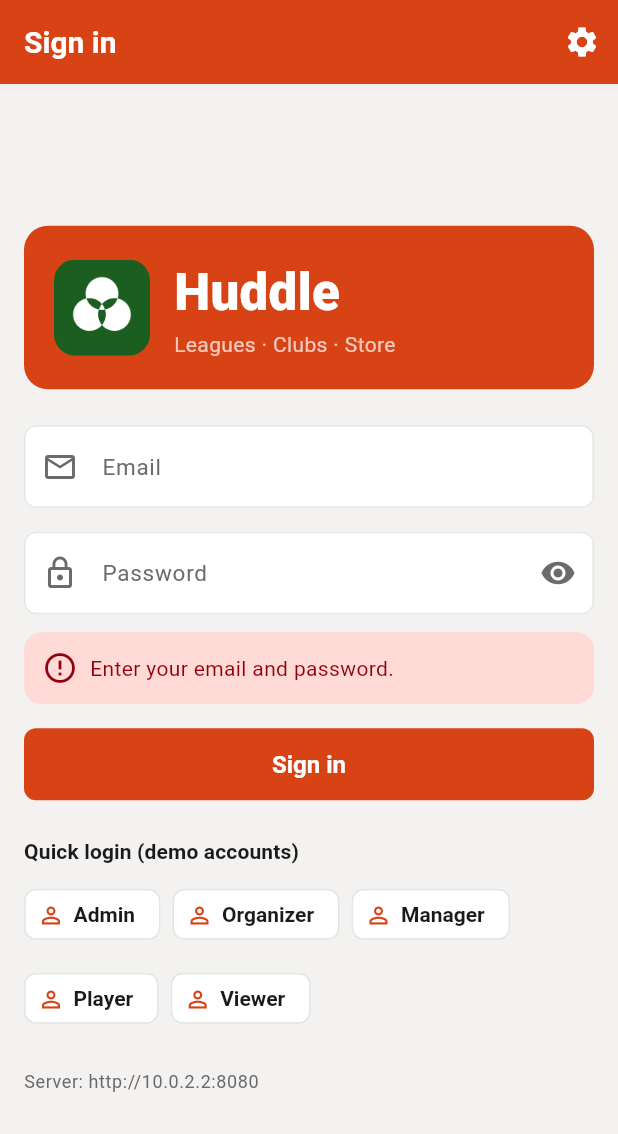
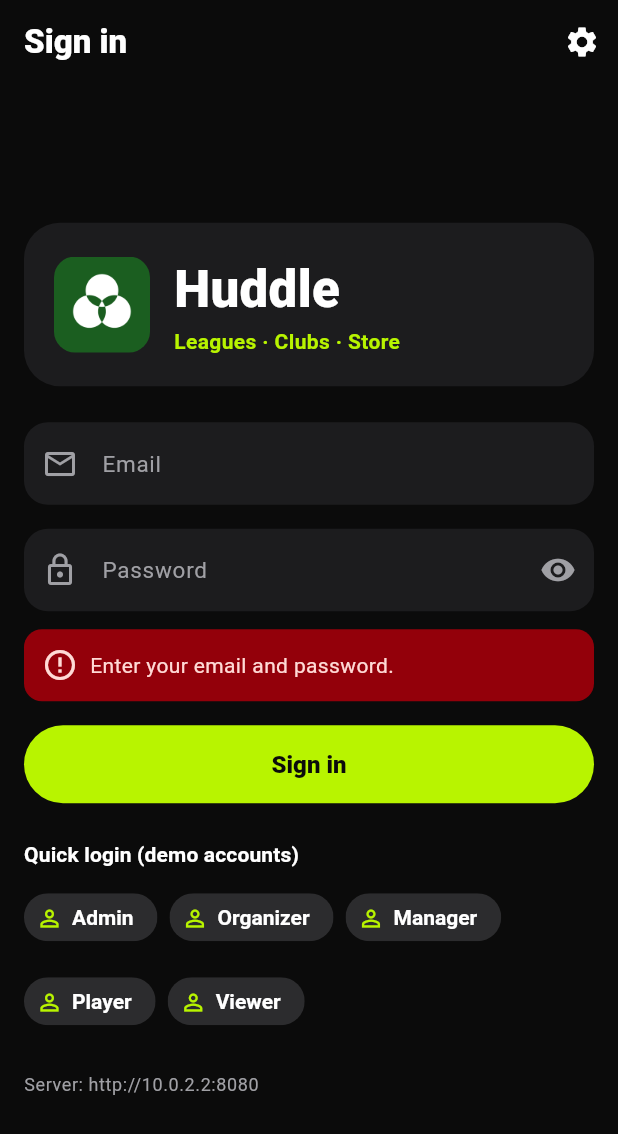
Before and after one commit to muhammadayantoorie-creator/App-Architects, a Flutter app: the screen it shows after launch, after a tap on "Sign in", on a phone screen of 412 x 824 dp. Shown: the top 1134 px of the screen. Run offline on Flutter 3.47's test engine with Material 3 defaults, Android fonts, the phone set to English and light mode, and no system bars; our stand-ins replace connectivity_plus, dio, flutter_secure_storage, open_filex, sqflite; accounts and stored records are empty; network calls fail.

Commit message:
ui: black + lime sports style (Explore headings, lime Live pills, dark cards, pill nav), loading screen on app open, black native launch screen

```diff
--- a/mobile/lib/core/theme.dart
+++ b/mobile/lib/core/theme.dart
@@ -1,111 +1,125 @@
 import 'package:flutter/material.dart';
 
-/// Huddle palette (sports-app style: green header, white cards, dense layout).
+/// Huddle palette: black + lime sports style.
 class AppColors {
-  static const primary = Color(0xFFD84315);
-  static const primaryDark = Color(0xFFBF360C);
-  static const accent = Color(0xFFFFC107);
-  static const live = Color(0xFFE53935);
-  static const bg = Color(0xFFF4F2F1);
-  static const card = Color(0xFFFFFFFF);
-  static const textMain = Color(0xFF1A1A1A);
-  static const textSub = Color(0xFF6B6B6B);
-  static const divider = Color(0xFFE3E7E5);
-  static const rowAlt = Color(0xFFFBF7F5);
-  static const qualifyBar = Color(0xFF2E7D32);
-  static const eliminatedBar = Color(0xFFE53935);
+  static const primary = Color(0xFFB8F400); // lime
+  static const primaryDark = Color(0xFF8FBF00);
+  static const onPrimary = Color(0xFF0B0B0B);
+  static const header = Color(0xFF1C1C1E); // dark header blocks / cards
+  static const accent = Color(0xFFB8F400);
+  static const live = Color(0xFFFF3B30);
+  static const bg = Color(0xFF0B0B0B);
+  static const card = Color(0xFF1C1C1E);
+  static const chip = Color(0xFF2C2C2E);
+  static const textMain = Color(0xFFFFFFFF);
+  static const textSub = Color(0xFFA0A0A5);
+  static const divider = Color(0xFF2C2C2E);
+  static const rowAlt = Color(0xFF151517);
+  static const qualifyBar = Color(0xFFB8F400);
+  static const eliminatedBar = Color(0xFFFF3B30);
 }
 
-/// The app chrome is always Huddle green; the tenant colour is only used for small accents.
 ThemeData buildTheme(Color tenantSeed, Brightness brightness) {
-  final scheme = ColorScheme.fromSeed(seedColor: AppColors.primary).copyWith(
+  final scheme = ColorScheme.fromSeed(seedColor: AppColors.primary, brightness: Brightness.dark).copyWith(
     primary: AppColors.primary,
-    onPrimary: Colors.white,
-    surface: AppColors.card,
+    onPrimary: AppColors.onPrimary,
+    primaryContainer: AppColors.chip,
+    onPrimaryContainer: AppColors.primary,
+    secondaryContainer: AppColors.chip,
+    onSecondaryContainer: Colors.white,
+    surface: AppColors.bg,
     onSurface: AppColors.textMain,
     onSurfaceVariant: AppColors.textSub,
+    surfaceContainerLow: AppColors.card,
+    surfaceContainer: AppColors.card,
+    outline: const Color(0xFF48484A),
     outlineVariant: AppColors.divider,
     tertiary: tenantSeed,
   );
-  final r8 = BorderRadius.circular(8);
+  final r = BorderRadius.circular(28);
   const text = TextTheme(
-    titleLarge: TextStyle(fontSize: 20, fontWeight: FontWeight.w700, color: AppColors.textMain),
+    headlineSmall: TextStyle(fontSize: 26, fontWeight: FontWeight.w900, color: AppColors.textMain),
+    titleLarge: TextStyle(fontSize: 20, fontWeight: FontWeight.w800, color: AppColors.textMain),
     titleMedium: TextStyle(fontSize: 16, fontWeight: FontWeight.w700, color: AppColors.textMain),
     titleSmall: TextStyle(fontSize: 14, fontWeight: FontWeight.w700, color: AppColors.textMain),
     bodyLarge: TextStyle(fontSize: 15, color: AppColors.textMain),
     bodyMedium: TextStyle(fontSize: 14, color: AppColors.textMain),
     bodySmall: TextStyle(fontSize: 12, color: AppColors.textSub),
-    labelSmall: TextStyle(fontSize: 11, fontWeight: FontWeight.w600, letterSpacing: 0.8),
+    labelLarge: TextStyle(fontSize: 14, fontWeight: FontWeight.w700),
+    labelSmall: TextStyle(fontSize: 11, fontWeight: FontWeight.w700, letterSpacing: 0.8),
   );
   return ThemeData(
     useMaterial3: true,
+    brightness: Brightness.dark,
     colorScheme: scheme,
     fontFamily: 'Roboto',
     textTheme: text,
     scaffoldBackgroundColor: AppColors.bg,
     dividerColor: AppColors.divider,
     appBarTheme: const AppBarTheme(
-      backgroundColor: AppColors.primary,
+      backgroundColor: AppColors.bg,
       foregroundColor: Colors.white,
       elevation: 0,
       scrolledUnderElevation: 0,
       centerTitle: false,
       titleTextStyle:
-          TextStyle(fontFamily: 'Roboto', fontSize: 20, fontWeight: FontWeight.w700, color: Colors.white),
+          TextStyle(fontFamily: 'Roboto', fontSize: 22, fontWeight: FontWeight.w900, color: Colors.white),
       iconTheme: IconThemeData(color: Colors.white),
       actionsIconTheme: IconThemeData(color: Colors.white),
     ),
     cardTheme: CardThemeData(
       color: AppColors.card,
-      elevation: 1,
+      elevation: 0,
       margin: EdgeInsets.zero,
-      shadowColor: Colors.black26,
-      shape: RoundedRectangleBorder(borderRadius: BorderRadius.circular(10)),
+      shape: RoundedRectangleBorder(borderRadius: BorderRadius.circular(22)),
       clipBehavior: Clip.antiAlias,
     ),
     navigationBarTheme: NavigationBarThemeData(
-      backgroundColor: Colors.white,
-      indicatorColor: AppColors.primary.withValues(alpha: 0.12),
-      height: 64,
+      backgroundColor: AppColors.card,
+      indicatorColor: AppColors.primary,
+      indicatorShape: const StadiumBorder(),
+      height: 68,
       labelBehavior: NavigationDestinationLabelBehavior.alwaysShow,
       iconTheme: WidgetStateProperty.resolveWith((s) => IconThemeData(
-          color: s.contains(WidgetState.selected) ? AppColors.primary : AppColors.textSub)),
+          color: s.contains(WidgetState.selected) ? AppColors.onPrimary : AppColors.textSub)),
       labelTextStyle: WidgetStateProperty.resolveWith((s) => TextStyle(
           fontSize: 12,
-          fontWeight: s.contains(WidgetState.selected) ? FontWeight.w700 : FontWeight.w500,
+          fontWeight: s.contains(WidgetState.selected) ? FontWeight.w800 : FontWeight.w500,
           color: s.contains(WidgetState.selected) ? AppColors.primary : AppColors.textSub)),
     ),
     tabBarTheme: const TabBarThemeData(
       labelColor: AppColors.primary,
       unselectedLabelColor: AppColors.textSub,
       indicatorColor: AppColors.primary,
-      indicatorSize: TabBarIndicatorSize.tab,
-      labelStyle: TextStyle(fontWeight: FontWeight.w700),
+      indicatorSize: TabBarIndicatorSize.label,
+      dividerColor: AppColors.divider,
+      labelStyle: TextStyle(fontWeight: FontWeight.w800),
     ),
     filledButtonTheme: FilledButtonThemeData(
       style: FilledButton.styleFrom(
         backgroundColor: AppColors.primary,
-        foregroundColor: Colors.white,
-        minimumSize: const Size(64, 48),
-        shape: RoundedRectangleBorder(borderRadius: r8),
-        textStyle: const TextStyle(fontSize: 16, fontWeight: FontWeight.w700),
+        foregroundColor: AppColors.onPrimary,
+        disabledBackgroundColor: AppColors.chip,
+        minimumSize: const Size(64, 52),
+        shape: RoundedRectangleBorder(borderRadius: r),
+        textStyle: const TextStyle(fontSize: 16, fontWeight: FontWeight.w800),
       ),
     ),
     elevatedButtonTheme: ElevatedButtonThemeData(
       style: ElevatedButton.styleFrom(
         backgroundColor: AppColors.primary,
-        foregroundColor: Colors.white,
-        minimumSize: const Size(64, 48),
-        shape: RoundedRectangleBorder(borderRadius: r8),
-        textStyle: const TextStyle(fontSize: 16, fontWeight: FontWeight.w700),
+        foregroundColor: AppColors.onPrimary,
+        minimumSize: const Size(64, 52),
+        shape: RoundedRectangleBorder(borderRadius: r),
       ),
     ),
     outlinedButtonTheme: OutlinedButtonThemeData(
       style: OutlinedButton.styleFrom(
-        foregroundColor: AppColors.primary,
+        foregroundColor: Colors.white,
+        backgroundColor: AppColors.chip,
         minimumSize: const Size(64, 48),
-        side: const BorderSide(color: AppColors.primary, width: 1.5),
-        shape: RoundedRectangleBorder(borderRadius: r8),
+        side: BorderSide.none,
+        shape: RoundedRectangleBorder(borderRadius: r),
         textStyle: const TextStyle(fontWeight: FontWeight.w700),
       ),
     ),
@@ -114,40 +128,44 @@ ThemeData buildTheme(Color tenantSeed, Brightness brightness) {
     ),
     inputDecorationTheme: InputDecorationTheme(
       filled: true,
-      fillColor: Colors.white,
-      border: OutlineInputBorder(borderRadius: r8),
-      enabledBorder: OutlineInputBorder(
-          borderRadius: r8, borderSide: const BorderSide(color: AppColors.divider)),
+      fillColor: AppColors.card,
+      labelStyle: const TextStyle(color: AppColors.textSub),
+      border: OutlineInputBorder(borderRadius: BorderRadius.circular(16), borderSide: BorderSide.none),
+      enabledBorder:
+          OutlineInputBorder(borderRadius: BorderRadius.circular(16), borderSide: BorderSide.none),
       focusedBorder: OutlineInputBorder(
-          borderRadius: r8, borderSide: const BorderSide(color: AppColors.primary, width: 2)),
+          borderRadius: BorderRadius.circular(16),
+          borderSide: const BorderSide(color: AppColors.primary, width: 2)),
     ),
     chipTheme: ChipThemeData(
-      backgroundColor: Colors.white,
+      backgroundColor: AppColors.chip,
       selectedColor: AppColors.primary,
-      checkmarkColor: Colors.white,
-      side: const BorderSide(color: AppColors.divider),
-      labelStyle: const TextStyle(color: AppColors.textMain, fontWeight: FontWeight.w600),
-      secondaryLabelStyle: const TextStyle(color: Colors.white, fontWeight: FontWeight.w700),
+      checkmarkColor: AppColors.onPrimary,
+      side: BorderSide.none,
+      shape: const StadiumBorder(),
+      labelStyle: const TextStyle(color: Colors.white, fontWeight: FontWeight.w600),
+      secondaryLabelStyle: const TextStyle(color: AppColors.onPrimary, fontWeight: FontWeight.w800),
     ),
     segmentedButtonTheme: SegmentedButtonThemeData(
       style: ButtonStyle(
         backgroundColor: WidgetStateProperty.resolveWith(
-            (s) => s.contains(WidgetState.selected) ? AppColors.primary : Colors.white),
+            (s) => s.contains(WidgetState.selected) ? AppColors.primary : AppColors.chip),
         foregroundColor: WidgetStateProperty.resolveWith(
-            (s) => s.contains(WidgetState.selected) ? Colors.white : AppColors.textMain),
+            (s) => s.contains(WidgetState.selected) ? AppColors.onPrimary : Colors.white),
       ),
     ),
     floatingActionButtonTheme: const FloatingActionButtonThemeData(
       backgroundColor: AppColors.primary,
-      foregroundColor: Colors.white,
+      foregroundColor: AppColors.onPrimary,
+      shape: StadiumBorder(),
     ),
+    progressIndicatorTheme: const ProgressIndicatorThemeData(color: AppColors.primary),
     snackBarTheme: const SnackBarThemeData(
       behavior: SnackBarBehavior.floating,
-      backgroundColor: Color(0xFF263238),
+      backgroundColor: AppColors.chip,
       contentTextStyle: TextStyle(color: Colors.white),
     ),
   );
 }
 
-/// Accent for "clinched" rows (always paired with a text label).
 const clinchedColor = AppColors.qualifyBar;
--- a/mobile/lib/main.dart
+++ b/mobile/lib/main.dart
@@ -6,17 +6,23 @@ import 'core/theme.dart';
 import 'data/app_state.dart';
 import 'data/cart.dart';
 import 'ui/screens/login.dart';
+import 'ui/screens/splash.dart';
 import 'ui/shell.dart';
 
 Future<void> main() async {
   WidgetsFlutterBinding.ensureInitialized();
+  // Loading screen first, while local storage, the saved session and connectivity initialise.
+  runApp(const SplashApp());
+  final started = DateTime.now();
   final state = AppState();
   try {
     await state.init();
   } catch (e, st) {
-    // Never block the first frame: the app still opens (sign-in) if local setup fails.
+    // Never block startup: the app still opens (sign-in) if local setup fails.
     debugPrint('init failed: $e\n$st');
   }
+  final remaining = const Duration(milliseconds: 1500) - DateTime.now().difference(started);
+  if (remaining > Duration.zero) await Future<void>.delayed(remaining);
   runApp(MultiProvider(
     providers: [
       ChangeNotifierProvider.value(value: state),
--- a/mobile/lib/ui/screens/club.dart
+++ b/mobile/lib/ui/screens/club.dart
@@ -108,8 +108,8 @@ class _ClubViewState extends State<ClubView> with Loader {
       length: 4,
       child: Column(crossAxisAlignment: CrossAxisAlignment.stretch, children: [
         Container(
-          color: AppColors.primary,
-          padding: const EdgeInsets.fromLTRB(16, 8, 16, 16),
+          color: AppColors.header,
+          padding: const EdgeInsets.fromLTRB(16, 12, 16, 16),
           child: Row(children: [
             TeamBadge(teamId: widget.clubId, name: name, size: 56, light: true, showName: false),
             const SizedBox(width: 14),
@@ -147,7 +147,7 @@ class _ClubViewState extends State<ClubView> with Loader {
           ]),
         ),
         const ColoredBox(
-          color: Colors.white,
+          color: AppColors.bg,
           child: TabBar(isScrollable: true, tabAlignment: TabAlignment.start, tabs: [
             Tab(text: 'Squad'),
             Tab(text: 'Matches'),
--- a/mobile/lib/ui/screens/fixtures.dart
+++ b/mobile/lib/ui/screens/fixtures.dart
@@ -64,6 +64,7 @@ class _FixturesTabState extends State<FixturesTab> with Loader {
       WidgetsBinding.instance.addPostFrameCallback((_) => reload());
     }
     return Column(children: [
+      const ExploreHeading('Leagues'),
       const LeaguePicker(),
       Expanded(child: loadedBody(context, (data) => _list(context, data))),
     ]);
--- a/mobile/lib/ui/screens/login.dart
+++ b/mobile/lib/ui/screens/login.dart
@@ -88,8 +88,8 @@ class _LoginScreenState extends State<LoginScreen> {
                   Container(
                     padding: const EdgeInsets.all(20),
                     decoration: BoxDecoration(
-                      color: AppColors.primary,
-                      borderRadius: BorderRadius.circular(16),
+                      color: AppColors.header,
+                      borderRadius: BorderRadius.circular(24),
                     ),
                     child: Row(children: [
                       ClipRRect(
@@ -104,7 +104,8 @@ class _LoginScreenState extends State<LoginScreen> {
                               style: TextStyle(
                                   color: Colors.white, fontSize: 34, fontWeight: FontWeight.w800)),
                           Text('Leagues · Clubs · Store',
-                              style: TextStyle(color: Colors.white70, fontSize: 14)),
+                              style: TextStyle(
+                                  color: AppColors.primary, fontSize: 14, fontWeight: FontWeight.w700)),
                         ]),
                       ),
                     ]),
--- a/mobile/lib/ui/screens/match.dart
+++ b/mobile/lib/ui/screens/match.dart
@@ -152,7 +152,7 @@ class ScoreHeader extends StatelessWidget {
           ]),
         );
     return Container(
-      decoration: BoxDecoration(color: AppColors.primary, borderRadius: BorderRadius.circular(12)),
+      decoration: BoxDecoration(color: AppColors.header, borderRadius: BorderRadius.circular(24)),
       padding: const EdgeInsets.all(20),
       child: Column(children: [
         StatusPill(status: status, time: d),
--- /dev/null
+++ b/mobile/lib/ui/screens/splash.dart
@@ -0,0 +1,59 @@
+import 'package:flutter/material.dart';
+
+import '../../core/theme.dart';
+
+/// Shown while the app starts (local database, secure token, connectivity) before sign-in/home.
+class SplashApp extends StatelessWidget {
+  const SplashApp({super.key});
+
+  @override
+  Widget build(BuildContext context) => MaterialApp(
+        title: 'Huddle',
+        debugShowCheckedModeBanner: false,
+        theme: buildTheme(AppColors.primary, Brightness.dark),
+        home: const SplashScreen(),
+      );
+}
+
+class SplashScreen extends StatelessWidget {
+  const SplashScreen({super.key});
+
+  @override
+  Widget build(BuildContext context) {
+    return Scaffold(
+      backgroundColor: AppColors.bg,
+      body: SafeArea(
+        child: Center(
+          child: Semantics(
+            label: 'Loading Huddle',
+            child: Column(mainAxisSize: MainAxisSize.min, children: [
+              ClipRRect(
+                borderRadius: BorderRadius.circular(28),
+                child: Image.asset('assets/icon.png', width: 112, height: 112),
+              ),
+              const SizedBox(height: 24),
+              const Text('HUDDLE',
+                  style: TextStyle(
+                      color: Colors.white, fontSize: 44, fontWeight: FontWeight.w900, letterSpacing: 2)),
+              const SizedBox(height: 4),
+              const Text('Leagues · Clubs · Store',
+                  style: TextStyle(color: AppColors.primary, fontSize: 14, fontWeight: FontWeight.w700)),
+              const SizedBox(height: 32),
+              SizedBox(
+                width: 160,
+                child: ClipRRect(
+                  borderRadius: BorderRadius.circular(4),
+                  child: const LinearProgressIndicator(
+                    minHeight: 6,
+                    color: AppColors.primary,
+                    backgroundColor: AppColors.chip,
+                  ),
+                ),
+              ),
+            ]),
+          ),
+        ),
+      ),
+    );
+  }
+}
--- a/mobile/lib/ui/screens/store.dart
+++ b/mobile/lib/ui/screens/store.dart
@@ -7,6 +7,7 @@ import '../../core/theme.dart';
 import '../../data/app_state.dart';
 import '../../data/cart.dart';
 import '../../data/repository.dart';
+import '../widgets/sports.dart';
 import 'checkout.dart';
 import '../widgets/common.dart';
 import '../widgets/loader.dart';
@@ -39,6 +40,7 @@ class _StoreTabState extends State<StoreTab> with Loader {
           );
         }
         return Column(children: [
+          const ExploreHeading('Store'),
           Expanded(
             child: RefreshIndicator(
               onRefresh: reload,
--- a/mobile/lib/ui/shell.dart
+++ b/mobile/lib/ui/shell.dart
@@ -21,9 +21,9 @@ class _TenantLogo extends StatelessWidget {
     final s = Theme.of(context).colorScheme;
     final fallback = CircleAvatar(
       radius: 18,
-      backgroundColor: Colors.white,
+      backgroundColor: s.primary,
       child: Text(name.isEmpty ? '?' : name[0].toUpperCase(),
-          style: TextStyle(color: s.primary, fontWeight: FontWeight.w800),
+          style: TextStyle(color: s.onPrimary, fontWeight: FontWeight.w900),
           semanticsLabel: '$name logo'),
     );
     if (url == null || url!.isEmpty) return Center(child: fallback);
--- a/mobile/lib/ui/widgets/network_chip.dart
+++ b/mobile/lib/ui/widgets/network_chip.dart
@@ -43,7 +43,7 @@ class NetworkChip extends StatelessWidget {
                   Text(text,
                       semanticsLabel: 'Network status $text',
                       style: const TextStyle(
-                          color: AppColors.textMain, fontSize: 12, fontWeight: FontWeight.w700)),
+                          color: AppColors.onPrimary, fontSize: 12, fontWeight: FontWeight.w700)),
                 ]),
               ),
             ),
```
Also changed, not shown: mobile/lib/ui/screens/standings.dart (+4 -3 lines), mobile/lib/ui/widgets/league_picker.dart (+8 -6 lines), mobile/lib/ui/widgets/sports.dart (+43 -5 lines), 4 other files.
